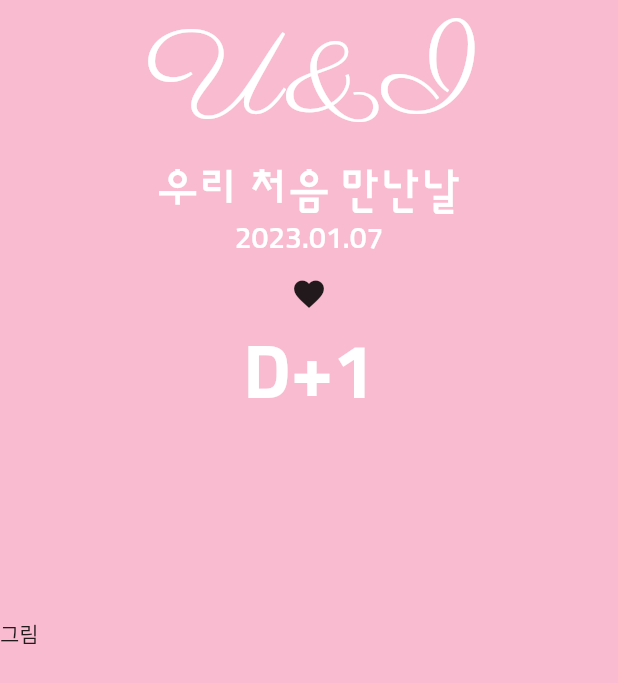
After one commit to tkillman/first_codefactory, a Flutter app: the screen it shows after launch, on a phone screen of 412 x 824 dp. The commit adds this screen. Shown: the top 683 px of the screen. Run offline on Flutter 3.47's test engine with Material 2 defaults, Android fonts, the phone set to English and light mode, and no system bars; our stand-ins replace webview_flutter.

Commit message:
textStyle

```diff
--- a/lib/main.dart
+++ b/lib/main.dart
@@ -18,9 +18,12 @@ import 'package:first_codefactory/screen/lifeCycle.dart';
 // 전자액자 pageView
 import 'package:first_codefactory/screen/pageViewTest.dart';
 
+// 만난지 ui
+import 'package:first_codefactory/screen/meeting.dart';
+
 void main() {
   runApp(MaterialApp(
     debugShowCheckedModeBanner: false,
-    home: PageViewTest(),
+    home: Meeting(),
   ));
 }
--- /dev/null
+++ b/lib/screen/meeting.dart
@@ -0,0 +1,100 @@
+import 'package:flutter/material.dart';
+
+class Meeting extends StatelessWidget {
+  const Meeting({super.key});
+
+  @override
+  Widget build(BuildContext context) {
+    return Scaffold(
+      body: SafeArea(
+        child: Container(
+          color: Colors.pink[100],
+          child: Column(
+            children: [
+              Expanded(
+                flex: 1,
+                child: Column(
+                  children: [
+                    Row(
+                      mainAxisAlignment: MainAxisAlignment.center,
+                      children: [
+                        Text(
+                          "U&I",
+                          style: TextStyle(
+                            color: Colors.white,
+                            fontFamily: 'parisienne',
+                            fontSize: 80.0,
+                          ),
+                        )
+                      ],
+                    ),
+                    Row(
+                      mainAxisAlignment: MainAxisAlignment.center,
+                      children: [
+                        Text(
+                          "우리 처음 만난날",
+                          style: TextStyle(
+                            color: Colors.white,
+                            fontFamily: 'sunflower',
+                            fontSize: 30.0,
+                          ),
+                        ),
+                      ],
+                    ),
+                    Row(
+                      mainAxisAlignment: MainAxisAlignment.center,
+                      children: [
+                        Text(
+                          "2023.01.07",
+                          style: TextStyle(
+                            color: Colors.white,
+                            fontFamily: 'sunflower',
+                            fontSize: 20.0,
+                          ),
+                        ),
+                      ],
+                    ),
+                    Row(
+                      mainAxisAlignment: MainAxisAlignment.center,
+                      children: [
+                        IconButton(
+                            onPressed: () {},
+                            icon: Icon(
+                              Icons.favorite,
+                            ))
+                      ],
+                    ),
+                    Row(
+                      mainAxisAlignment: MainAxisAlignment.center,
+                      children: [
+                        Text(
+                          "D+1",
+                          style: TextStyle(
+                            color: Colors.white,
+                            fontFamily: 'sunflower',
+                            fontSize: 50.0,
+                            fontWeight: FontWeight.w700,
+                          ),
+                        ),
+                      ],
+                    )
+                  ],
+                ),
+              ),
+              Expanded(
+                flex: 1,
+                child: Column(
+                  children: [
+                    Row(
+                      children: [Text("그림")],
+                    )
+                  ],
+                ),
+              )
+            ],
+          ),
+        ),
+      ),
+    );
+  }
+}
```
Also changed, not shown: pubspec.yaml (+13 -0 lines), asset/font/Parisienne-Regular.ttf (added), asset/font/Sunflower-Bold.ttf (added), asset/font/Sunflower-Light.ttf (added), asset/font/Sunflower-Medium.ttf (added), 1 other file.
